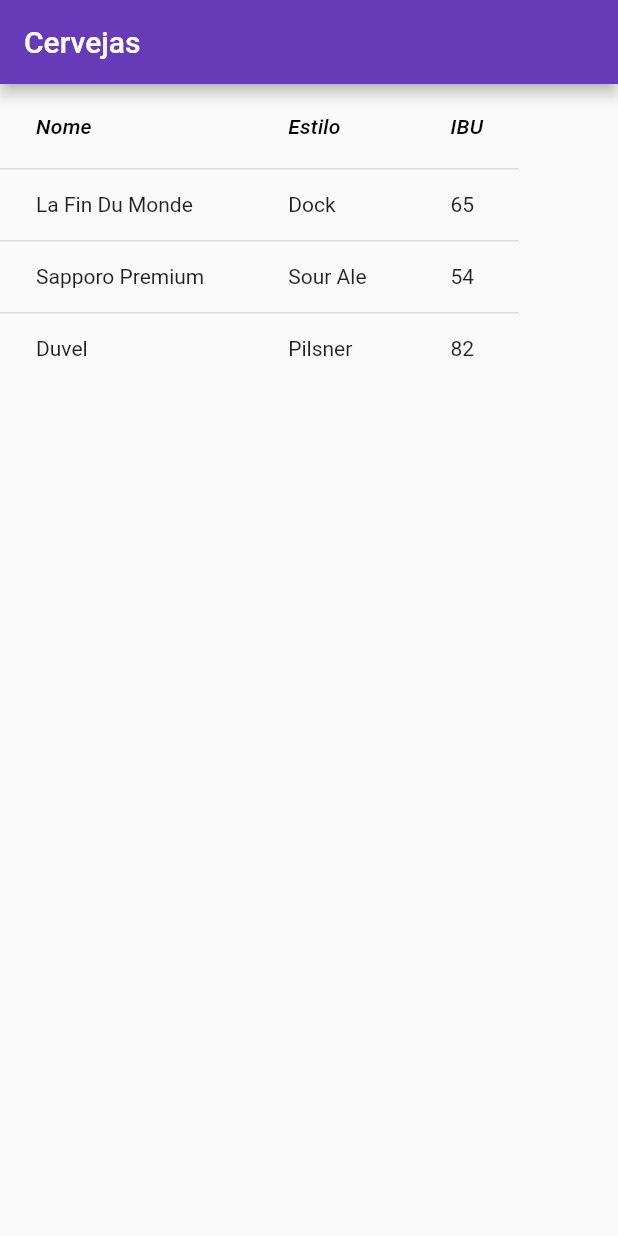
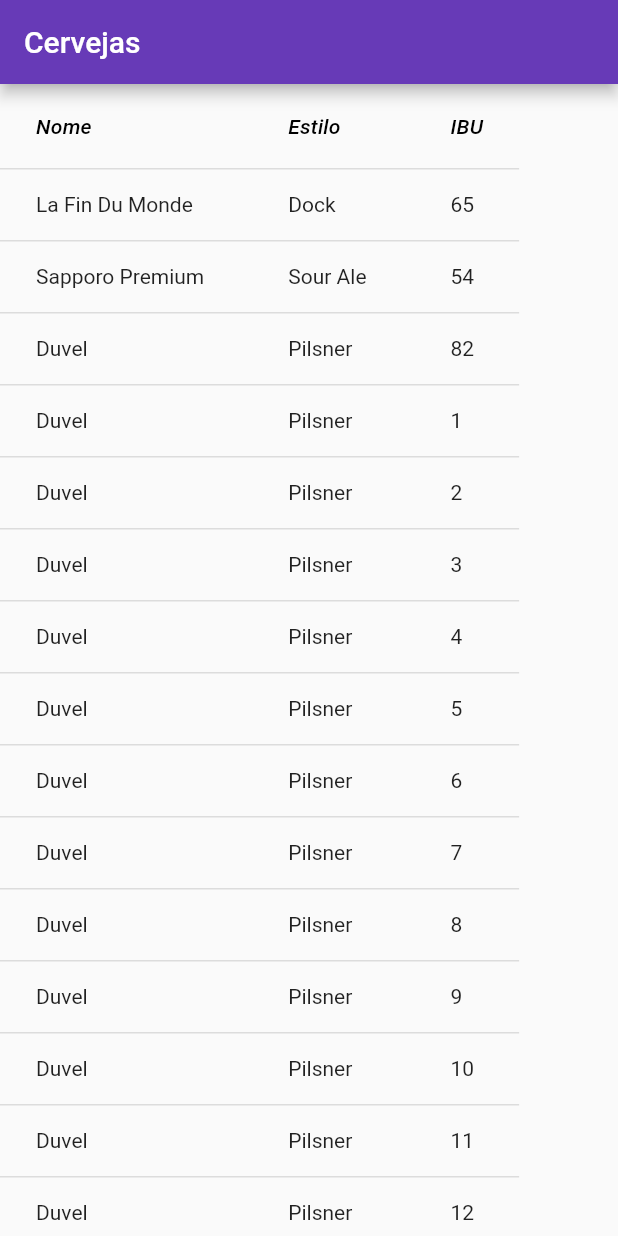
Before and after one commit to VictorRyan3612/POO_Orientada-a-objetos, a Flutter app: the screen it shows after launch, on a phone screen of 412 x 824 dp. Run offline on Flutter 3.47's test engine with Material 2 defaults, Android fonts, the phone set to English and light mode, and no system bars.

Commit message:
Atividade 11 part 1

```diff
--- a/Atividade 10 e 11/app2/lib/main.dart
+++ b/Atividade 10 e 11/app2/lib/main.dart
@@ -69,6 +69,91 @@ class MyStatelessWidget extends StatelessWidget {
             DataCell(Text('82')),
           ],
         ),
+        DataRow(
+          cells: <DataCell>[
+            DataCell(Text('Duvel')),
+            DataCell(Text('Pilsner')),
+            DataCell(Text('1')),
+          ],
+        ),
+        DataRow(
+          cells: <DataCell>[
+            DataCell(Text('Duvel')),
+            DataCell(Text('Pilsner')),
+            DataCell(Text('2')),
+          ],
+        ),
+        DataRow(
+          cells: <DataCell>[
+            DataCell(Text('Duvel')),
+            DataCell(Text('Pilsner')),
+            DataCell(Text('3')),
+          ],
+        ),
+        DataRow(
+          cells: <DataCell>[
+            DataCell(Text('Duvel')),
+            DataCell(Text('Pilsner')),
+            DataCell(Text('4')),
+          ],
+        ),
+        DataRow(
+          cells: <DataCell>[
+            DataCell(Text('Duvel')),
+            DataCell(Text('Pilsner')),
+            DataCell(Text('5')),
+          ],
+        ),
+        DataRow(
+          cells: <DataCell>[
+            DataCell(Text('Duvel')),
+            DataCell(Text('Pilsner')),
+            DataCell(Text('6')),
+          ],
+        ),
+        DataRow(
+          cells: <DataCell>[
+            DataCell(Text('Duvel')),
+            DataCell(Text('Pilsner')),
+            DataCell(Text('7')),
+          ],
+        ),
+        DataRow(
+          cells: <DataCell>[
+            DataCell(Text('Duvel')),
+            DataCell(Text('Pilsner')),
+            DataCell(Text('8')),
+          ],
+        ),
+        DataRow(
+          cells: <DataCell>[
+            DataCell(Text('Duvel')),
+            DataCell(Text('Pilsner')),
+            DataCell(Text('9')),
+          ],
+        ),
+        DataRow(
+          cells: <DataCell>[
+            DataCell(Text('Duvel')),
+            DataCell(Text('Pilsner')),
+            DataCell(Text('10')),
+          ],
+        ),
+        DataRow(
+          cells: <DataCell>[
+            DataCell(Text('Duvel')),
+            DataCell(Text('Pilsner')),
+            DataCell(Text('11')),
+          ],
+        ),
+        DataRow(
+          cells: <DataCell>[
+            DataCell(Text('Duvel')),
+            DataCell(Text('Pilsner')),
+            DataCell(Text('12')),
+          ],
+        ),
+
       ],
     )
     );
```
